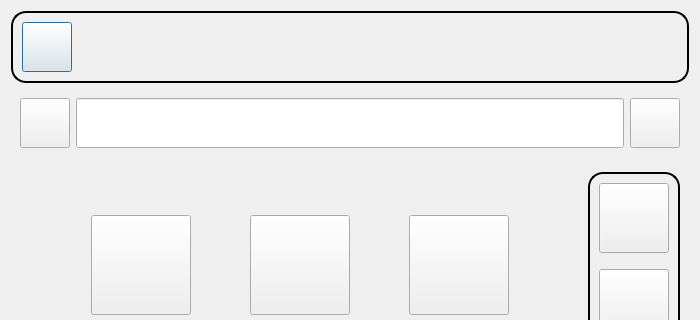
Arrera-Software/Arrera-Interface, file gui/arrera/arreraui.ui: the form before one commit; both pictures show x 0 to 700 and y 0 to 320 of the 700 by 863 pixel window.
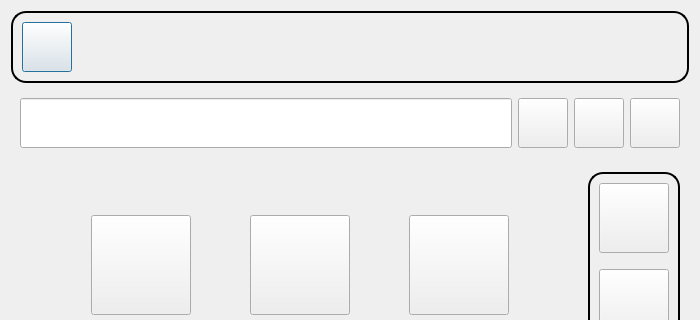
The form after the commit. Icons and pictures are not drawn.

Commit message: Ajout d'un bouton qui permet de passer la search bar en mode requette pour l'assistant

Patch:
```diff
--- a/gui/arrera/arreraui.ui
+++ b/gui/arrera/arreraui.ui
@@ -127,6 +127,46 @@
      <layout class="QVBoxLayout" name="verticalLayout_8">
       <item>
        <layout class="QHBoxLayout" name="horizontalLayout_3">
+        <item>
+         <widget class="QLineEdit" name="IDC_SEARCHBAR">
+          <property name="minimumSize">
+           <size>
+            <width>0</width>
+            <height>30</height>
+           </size>
+          </property>
+          <property name="font">
+           <font>
+            <pointsize>30</pointsize>
+           </font>
+          </property>
+         </widget>
+        </item>
+        <item>
+         <widget class="QPushButton" name="IDC_MODESEARCHBAR">
+          <property name="minimumSize">
+           <size>
+            <width>50</width>
+            <height>50</height>
+           </size>
+          </property>
+          <property name="maximumSize">
+           <size>
+            <width>50</width>
+            <height>50</height>
+           </size>
+          </property>
+          <property name="text">
+           <string/>
+          </property>
+          <property name="iconSize">
+           <size>
+            <width>40</width>
+            <height>40</height>
+           </size>
+          </property>
+         </widget>
+        </item>
         <item>
          <widget class="QPushButton" name="IDC_AUTREMOTEUR">
           <property name="minimumSize">
@@ -161,21 +201,6 @@
           </property>
          </widget>
         </item>
-        <item>
-         <widget class="QLineEdit" name="IDC_SEARCHBAR">
-          <property name="minimumSize">
-           <size>
-            <width>0</width>
-            <height>30</height>
-           </size>
-          </property>
-          <property name="font">
-           <font>
-            <pointsize>30</pointsize>
-           </font>
-          </property>
-         </widget>
-        </item>
         <item>
          <widget class="QPushButton" name="IDC_SHOWHIST">
           <property name="minimumSize">
```
The commit also changes 2 other files.
